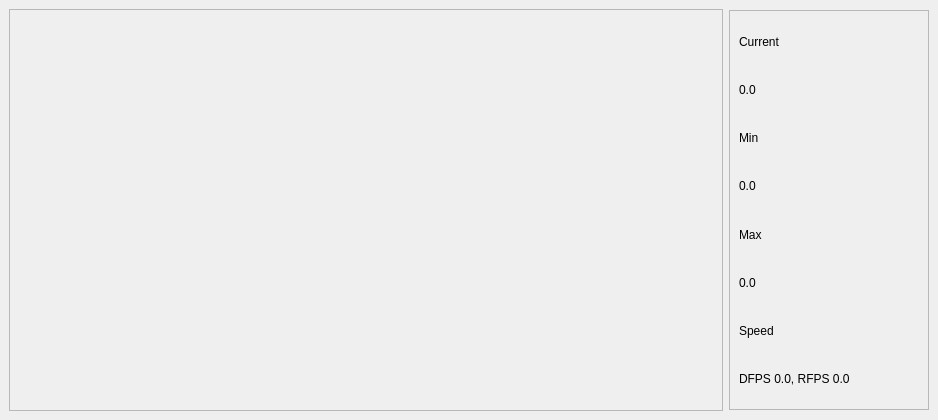
WasatchPhotonics/FastPM100, file fastpm100/assets/strip_layout.ui: the form before one commit.
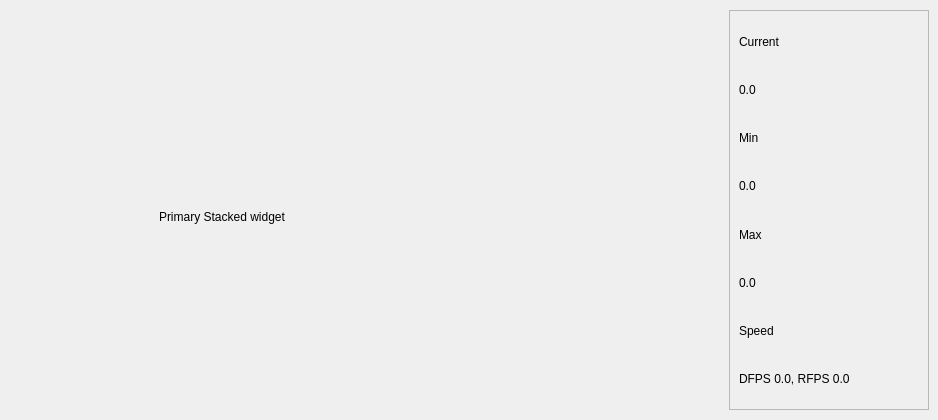
The form after the commit.

```diff
--- a/fastpm100/assets/strip_layout.ui
+++ b/fastpm100/assets/strip_layout.ui
@@ -18,13 +18,23 @@
     <item>
      <layout class="QHBoxLayout" name="horizontalLayout">
       <item>
-       <widget class="QFrame" name="frameGraph">
-        <property name="frameShape">
-         <enum>QFrame::StyledPanel</enum>
-        </property>
-        <property name="frameShadow">
-         <enum>QFrame::Raised</enum>
-        </property>
+       <widget class="QStackedWidget" name="stackedWidget">
+        <widget class="QWidget" name="page">
+         <widget class="QLabel" name="label">
+          <property name="geometry">
+           <rect>
+            <x>150</x>
+            <y>200</y>
+            <width>341</width>
+            <height>16</height>
+           </rect>
+          </property>
+          <property name="text">
+           <string>Primary Stacked widget</string>
+          </property>
+         </widget>
+        </widget>
+        <widget class="QWidget" name="page_2"/>
        </widget>
       </item>
       <item>
```
